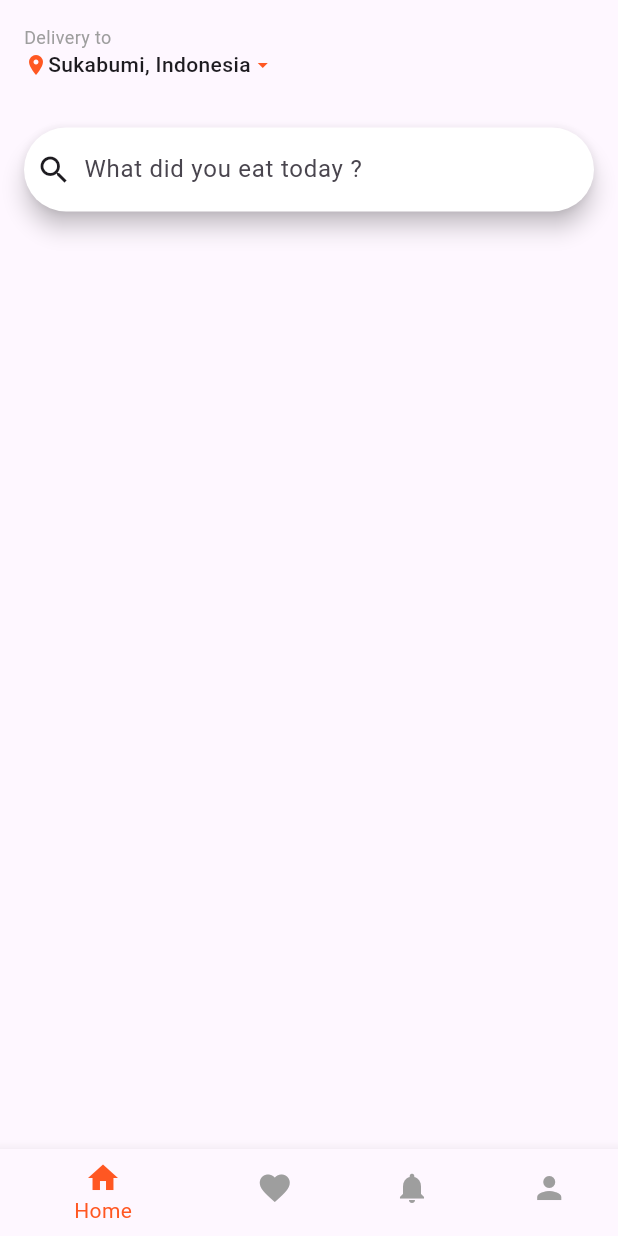
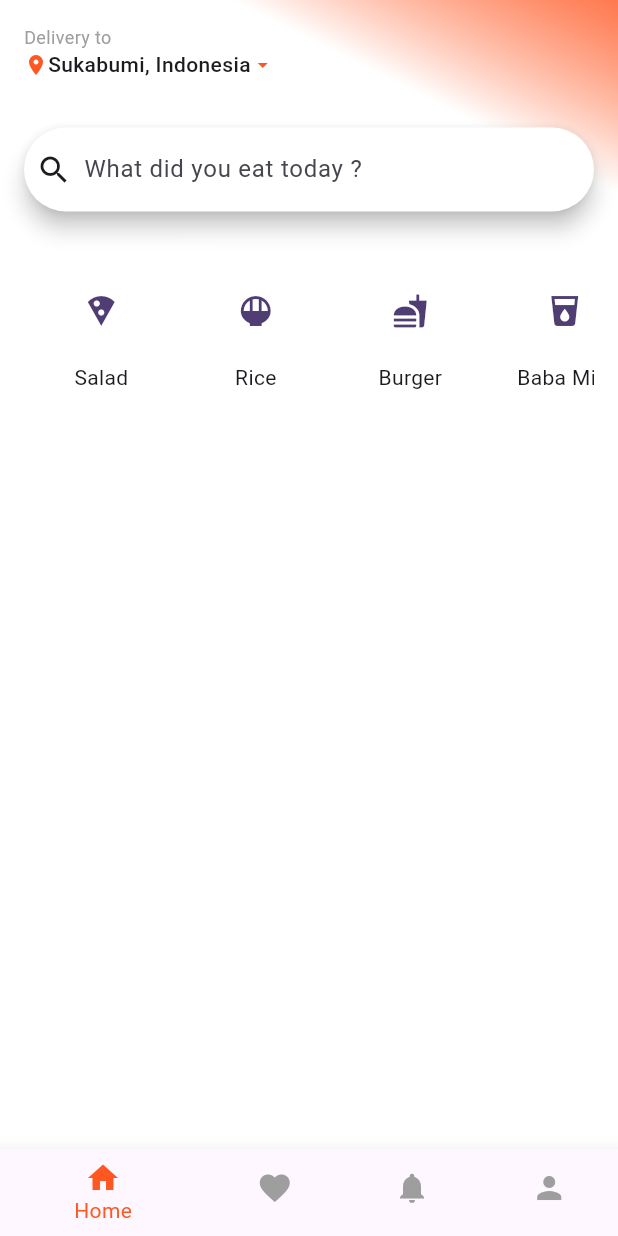
Before and after one commit to e-mandy/food_delivery_mobile_app, a Flutter app: the screen it shows after launch, on a phone screen of 412 x 824 dp. Run offline on Flutter 3.47's test engine with Material 3 defaults, Android fonts, the phone set to English and light mode, and no system bars; our stand-ins replace flutter_riverpod.

Commit message:
Mise en place de la section des catégories - Mise en place du composant item

```diff
--- /dev/null
+++ b/lib/home/components/category.dart
@@ -0,0 +1,38 @@
+import 'package:flutter/material.dart';
+import 'package:food_delivery_mobile_app/home/components/category_item.dart';
+import 'package:food_delivery_mobile_app/models/CategoryModel.dart';
+
+class Category extends StatefulWidget {
+  const Category({super.key});
+
+  @override
+  State<Category> createState() => _CategoryState();
+}
+
+class _CategoryState extends State<Category> {
+
+  @override
+  Widget build(BuildContext context) {
+    final width = MediaQuery.of(context).size.width;
+
+    List categories = <CategoryModel>[
+      CategoryModel(name: "Salad", icon: Icons.local_pizza),
+      CategoryModel(name: "Rice", icon: Icons.rice_bowl),
+      CategoryModel(name: "Burger", icon: Icons.fastfood),
+      CategoryModel(name: "Baba Milk", icon: Icons.local_drink),
+      CategoryModel(name: "Juice", icon: Icons.restaurant)
+    ];
+
+    return SizedBox(
+      height: 128,
+      width: width,
+      child: ListView(
+        scrollDirection: Axis.horizontal,
+        children: categories.map((category){
+          return CategoryItem(category: category,);
+
+        }).toList(),
+      ),
+    );
+  }
+}
--- /dev/null
+++ b/lib/home/components/category_item.dart
@@ -0,0 +1,46 @@
+import 'package:flutter/material.dart';
+import 'package:food_delivery_mobile_app/models/CategoryModel.dart';
+
+class CategoryItem extends StatefulWidget {
+  const CategoryItem({super.key, required this.category});
+  final CategoryModel category;
+
+  @override
+  State<CategoryItem> createState() => _CategoryItemState();
+}
+
+class _CategoryItemState extends State<CategoryItem> {
+  bool categoryState = false;
+
+  void changeCategoryState(){
+    setState(() {
+      categoryState = !categoryState;
+    });
+  }
+
+  @override
+  Widget build(BuildContext context) {
+    var backgroundColor = Theme.of(context).primaryColor;
+    final width = MediaQuery.of(context).size.width;
+
+    return GestureDetector(
+          onTap: changeCategoryState,
+          child: Container(
+            height: 120,
+            width: width / 4,
+            child: Column(
+              children: [
+                CircleAvatar(
+                  radius: width / 12,
+                  backgroundColor: categoryState ? backgroundColor : Colors.white,
+                  child: Icon(widget.category.icon, color: categoryState ? Colors.white : null,),
+                ),
+                Text(widget.category.name, style: TextStyle(
+                  fontWeight: FontWeight.w400
+                ))
+              ],
+            )
+          )
+          );
+  }
+}
--- a/lib/home/home.dart
+++ b/lib/home/home.dart
@@ -24,8 +24,29 @@ class _HomeState extends State<Home> {
   @override
   Widget build(BuildContext context) {
     final primaryColor = Theme.of(context).primaryColor;
+    final whitePartColor = Colors.white;
 
-    return Scaffold(
+    return Container(
+      decoration: BoxDecoration(
+        color: Colors.white,
+        gradient: LinearGradient(
+          begin: Alignment.topRight,
+          end: Alignment.bottomLeft,
+          colors: [
+            primaryColor.withValues(alpha: 0.8),
+            whitePartColor,
+            whitePartColor,
+            whitePartColor,
+            whitePartColor,
+            whitePartColor,
+            whitePartColor,
+            whitePartColor,
+            whitePartColor,
+          ]
+        )
+      ),
+      child: Scaffold(
+        backgroundColor: Colors.transparent,
         body: SafeArea(
           child: IndexedStack(
             index: currentIndex,
@@ -51,6 +72,7 @@ class _HomeState extends State<Home> {
             BottomNavigationBarItem(icon: Icon(Icons.person), label: "Profile")
           ],
         ),
+      ),
     );
   }
 }
--- a/lib/home/home_content.dart
+++ b/lib/home/home_content.dart
@@ -1,4 +1,5 @@
 import 'package:flutter/material.dart';
+import 'package:food_delivery_mobile_app/home/components/category.dart';
 import 'package:food_delivery_mobile_app/home/components/delivery.dart';
 
 class HomeContent extends StatelessWidget {
@@ -8,6 +9,7 @@ class HomeContent extends StatelessWidget {
   Widget build(BuildContext context) {
     const spacer = SizedBox(height: 32);
     var backgroundColor = Colors.white;
+    final greyColor = Colors.grey;
 
     return Padding(
       padding: EdgeInsets.all(16.0),
@@ -19,7 +21,9 @@ class HomeContent extends StatelessWidget {
             leading: Icon(Icons.search),
             hintText: "What did you eat today ?",
             backgroundColor: WidgetStateProperty.all(backgroundColor),
-          )
+          ),
+          spacer,
+          Category()
         ],
       )
     );
--- /dev/null
+++ b/lib/models/CategoryModel.dart
@@ -0,0 +1,8 @@
+import 'package:flutter/material.dart';
+
+class CategoryModel {
+  String name;
+  IconData icon;
+
+  CategoryModel({ required this.name, required this.icon });
+}
```
Lines whose indentation alone changed are shown as unchanged.
